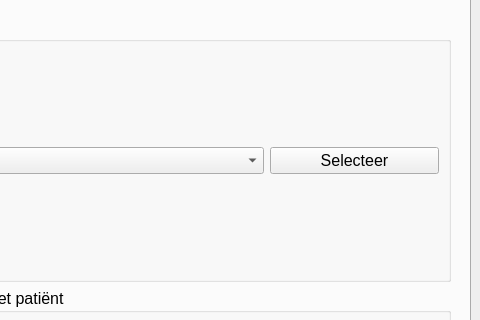
Old version of the form ui/mainwindow.ui in the repository blu3beri/MNNU-Desktop; both pictures show x 800 to 1280 and y 117 to 437 of the 1280 by 720 pixel window.
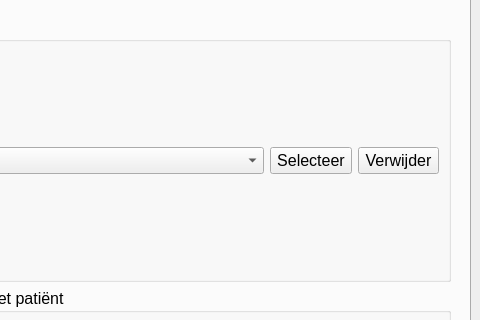
New version of the form. Icons and pictures are not drawn.

Commit message:
Added a button to delete a patient connection
- Moved function from main to api handler
- Added function to get a connection id from a given alias

```diff
--- a/ui/mainwindow.ui
+++ b/ui/mainwindow.ui
@@ -211,6 +211,13 @@
                 </property>
                </widget>
               </item>
+              <item>
+               <widget class="QPushButton" name="deletePatientBtn">
+                <property name="text">
+                 <string>Verwijder</string>
+                </property>
+               </widget>
+              </item>
              </layout>
             </widget>
            </item>
```
The commit also changes 2 other files.
